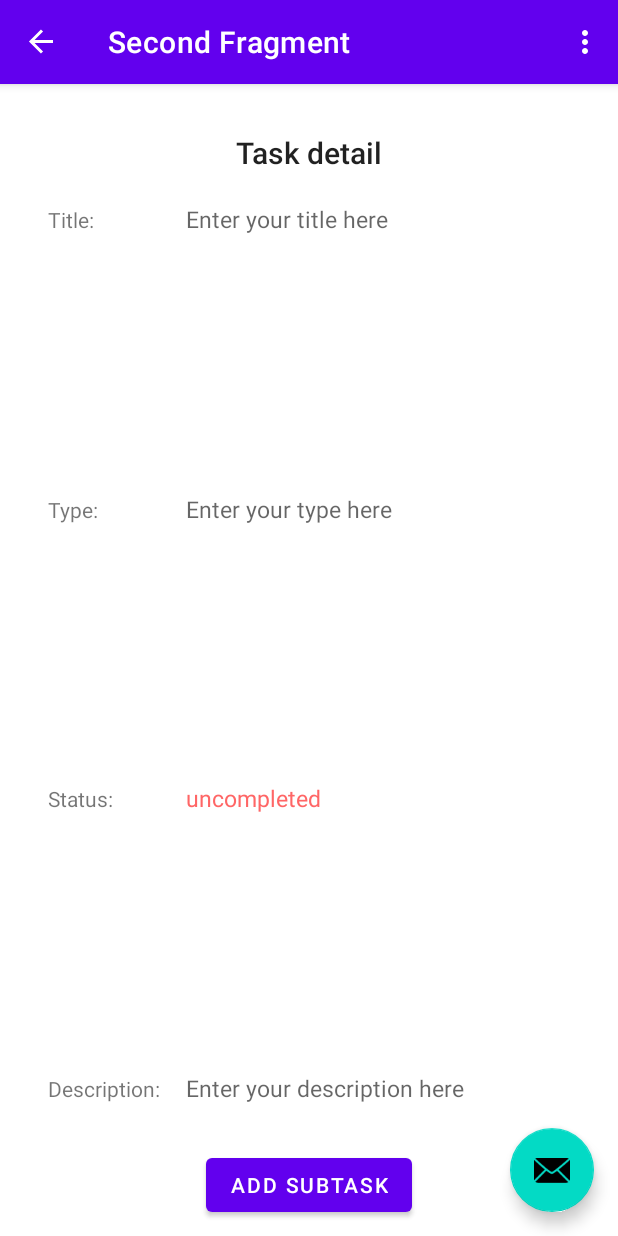
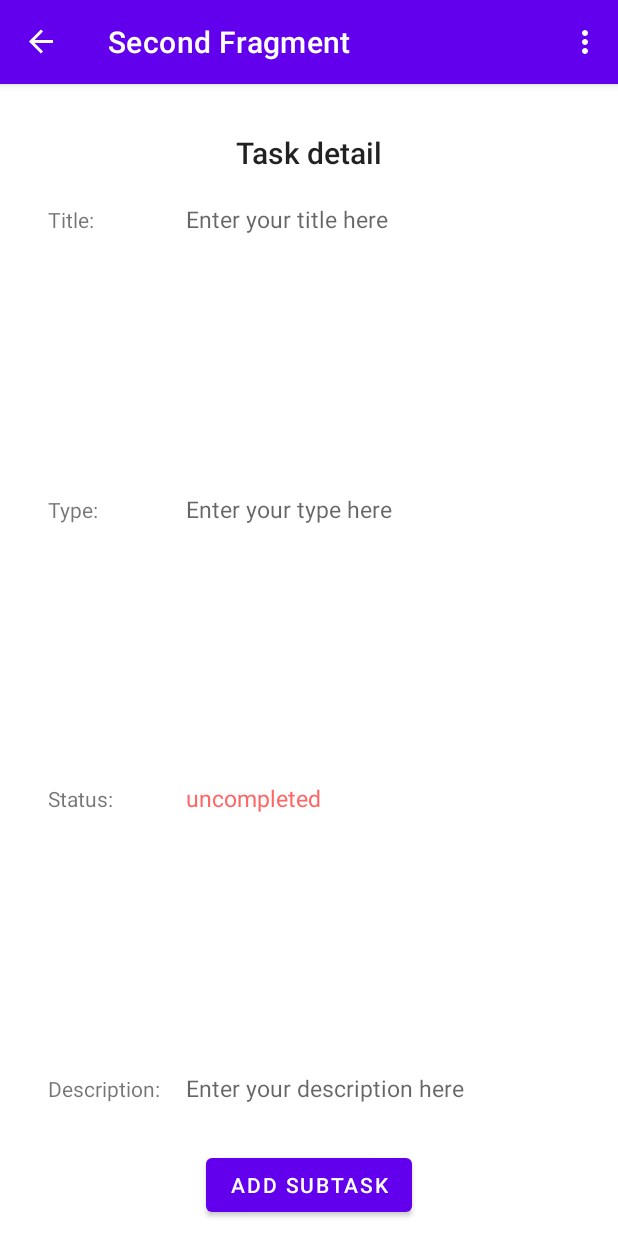
Before and after one commit to Andres741/TaskForestApp, an Android app: the screen it shows after launch once a user with an empty profile is signed in (MainActivity), after a tap on "ADD NEW TASK", on a phone screen of 412 x 824 dp. Run offline under Robolectric (Android 15) with nearby library versions, the phone set to English and light mode, and no system bars; our stand-ins replace Dagger/Hilt's generated code, Firebase (no records; nobody signed in at launch, a user with empty details on screens opened directly), Timber, data binding, navigation-ui; libraries missing offline, so code that uses them is left out: com.firebase.ui; 3 statements that could not run were skipped.

Commit message:
Floating action button commented.

```diff
--- a/app/src/main/res/layout/activity_main.xml
+++ b/app/src/main/res/layout/activity_main.xml
@@ -22,13 +22,13 @@
 
     <include layout="@layout/content_main" />
 
-    <com.google.android.material.floatingactionbutton.FloatingActionButton
-        android:id="@+id/fab"
-        android:layout_width="wrap_content"
-        android:layout_height="wrap_content"
-        android:layout_gravity="bottom|end"
-        android:layout_marginEnd="@dimen/fab_margin"
-        android:layout_marginBottom="16dp"
-        app:srcCompat="@android:drawable/ic_dialog_email" />
+<!--    <com.google.android.material.floatingactionbutton.FloatingActionButton-->
+<!--        android:id="@+id/fab"-->
+<!--        android:layout_width="wrap_content"-->
+<!--        android:layout_height="wrap_content"-->
+<!--        android:layout_gravity="bottom|end"-->
+<!--        android:layout_marginEnd="@dimen/fab_margin"-->
+<!--        android:layout_marginBottom="16dp"-->
+<!--        app:srcCompat="@android:drawable/ic_dialog_email" />-->
 
 </androidx.coordinatorlayout.widget.CoordinatorLayout>
```
